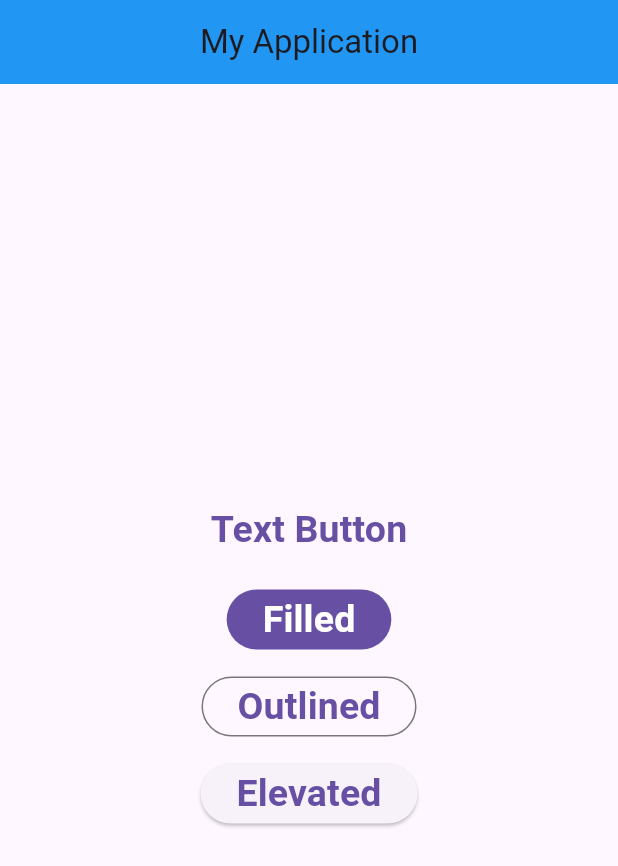
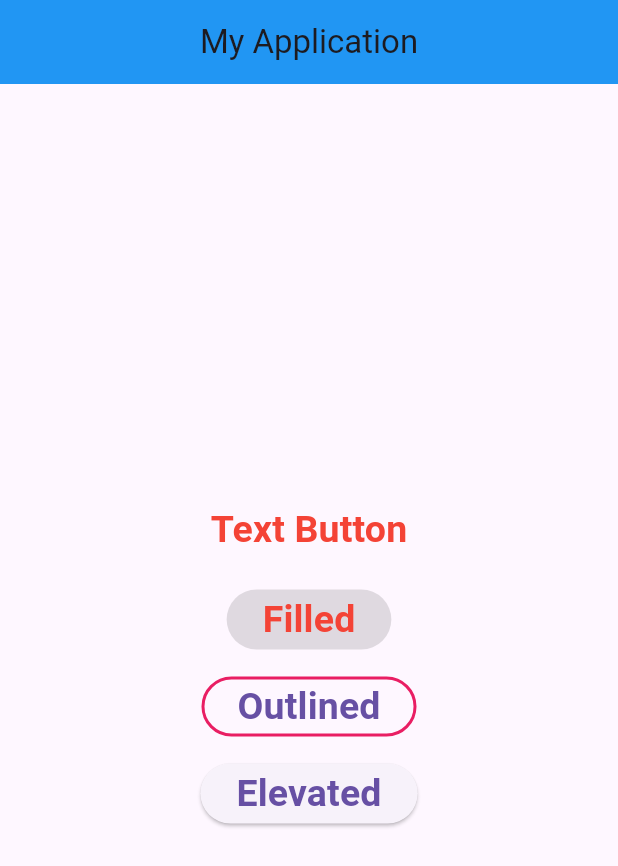
Before and after one commit to Chslermwut/flutterNew, a Flutter app: the screen it shows after launch, on a phone screen of 412 x 824 dp. Shown: the top 866 px of the screen. Run offline on Flutter 3.47's test engine with Material 3 defaults, Android fonts, the phone set to English and light mode, and no system bars.

```diff
--- a/lib/screens/home.dart
+++ b/lib/screens/home.dart
@@ -10,6 +10,9 @@ class Home extends StatelessWidget {
         mainAxisAlignment: MainAxisAlignment.center,
         children: [
           TextButton(
+            style: TextButton.styleFrom(
+              foregroundColor: Colors.red
+            ),
             onPressed: (){
               print("Text Button");
             },
@@ -17,6 +20,10 @@ class Home extends StatelessWidget {
              ),
              const SizedBox(height: 10,),
              FilledButton(
+              style: TextButton.styleFrom(
+              foregroundColor: Colors.red,
+              backgroundColor: Colors.black12
+            ),
               onPressed: (){
                 print("Filled");
               },
@@ -24,6 +31,12 @@ class Home extends StatelessWidget {
               ),
               const SizedBox(height: 10,),
              OutlinedButton(
+              style: OutlinedButton.styleFrom(
+                side: const BorderSide(
+                  color: Colors.pink,
+                  width: 2
+                )
+              ),
               onPressed: (){
                 print("Outlined");
               },
```
